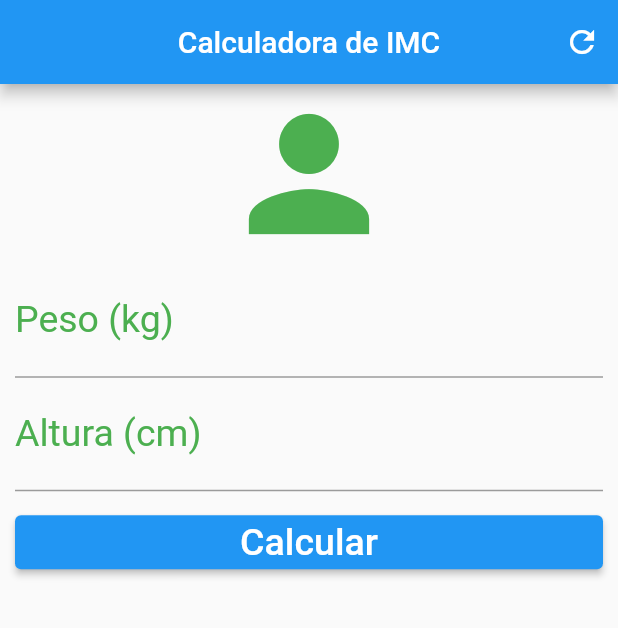
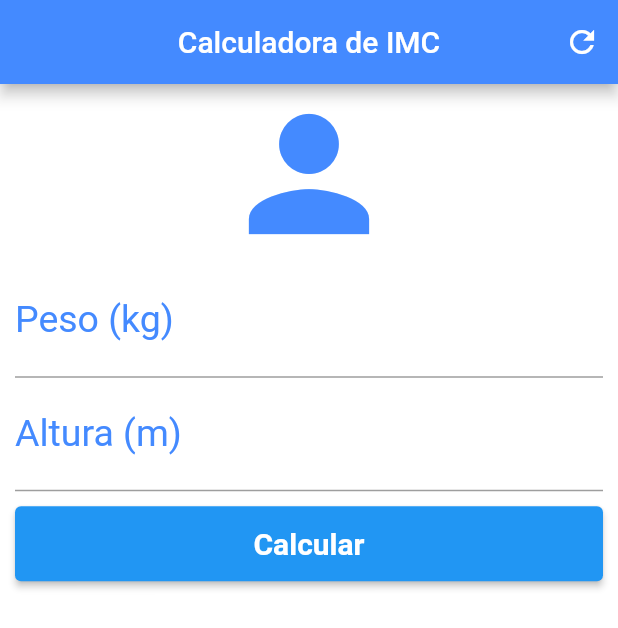
Before and after one commit to italosilva01/Calculate-IMC-, a Flutter app: the screen it shows after launch, after a tap on "Calcular", after a tap on the "refresh" icon, on a phone screen of 412 x 824 dp. Shown: the top 628 px of the screen. Run offline on Flutter 3.47's test engine with Material 2 defaults, Android fonts, the phone set to English and light mode, and no system bars.

Commit message:
corrigindo bug

```diff
--- a/lib/ui/home.dart
+++ b/lib/ui/home.dart
@@ -1,17 +1,5 @@
-// ignore_for_file: prefer_const_constructors
-
 import 'package:flutter/material.dart';
 import 'result.dart';
-
-void main() {
-  runApp(MaterialApp(
-    title: "Calculadora de IMC",
-    theme: ThemeData(
-      primarySwatch: Colors.green,
-    ),
-    home: Home(),
-  ));
-}
 
 class Home extends StatefulWidget {
   @override
@@ -19,53 +7,15 @@ class Home extends StatefulWidget {
 }
 
 class _HomeState extends State<Home> {
-  //definindo campos do form
   TextEditingController pesoController = TextEditingController();
   TextEditingController alturaController = TextEditingController();
-  GlobalKey<FormState> _formkey = GlobalKey<FormState>();
-  String _texto = "";
+
+  GlobalKey<FormState> _formKey = new GlobalKey<FormState>();
+
   void _resetCampos() {
-    _formkey.currentState!.reset();
-    pesoController.clear();
-    alturaController.clear();
-    setState(() {
-      _texto = "";
-    });
-  }
-
-  void _calcular() {
-    String _texto = "";
-    String _imagem = "";
-
-    double peso = double.parse(pesoController.text);
-    double altura = double.parse(alturaController.text);
-
-    double imc = peso / (altura * altura);
-    String imcPrecisionFour = imc.toStringAsPrecision(4);
-
-    debugPrint("$imc");
-    if (imc < 18.6) {
-      _texto = "Abaixo do peso (${imc.toStringAsPrecision(4)})";
-      _imagem = "imagens/thin.png";
-    } else if (imc >= 18.6 && imc < 24.9) {
-      _texto = "Peso ideal (${imc.toStringAsPrecision(4)})";
-      _imagem = "imagens/shape.png";
-    } else if (imc >= 24.9 && imc < 29.9) {
-      _texto = "Levemente acima do peso (${imc.toStringAsPrecision(4)})";
-      _imagem = "imagens/fat.png";
-    } else if (imc >= 29.9 && imc < 34.9) {
-      _texto = "Obesidade Grau I (${imc.toStringAsPrecision(4)})";
-      _imagem = "imagens/fat.png";
-    } else if (imc >= 34.9 && imc < 39.9) {
-      _texto = "Obesidade Grau II (${imc.toStringAsPrecision(4)})";
-      _imagem = "imagens/fat.png";
-    } else if (imc >= 40) {
-      _texto = "Obesidade Grau III (${imc.toStringAsPrecision(4)})";
-      _imagem = "imagens/fat.png";
-    }
-
-    Navigator.push(context,
-        MaterialPageRoute(builder: (context) => Result(_imagem, _texto)));
+    pesoController = TextEditingController();
+    alturaController = TextEditingController();
+    _formKey.currentState!.reset();
   }
 
   @override
@@ -74,29 +24,30 @@ class _HomeState extends State<Home> {
       appBar: AppBar(
         title: Text("Calculadora de IMC"),
         centerTitle: true,
+        backgroundColor: Colors.blueAccent,
         actions: <Widget>[
-          IconButton(onPressed: _resetCampos, icon: Icon(Icons.refresh))
-        ],
-      ),
+          IconButton(
+            icon: Icon(Icons.refresh),
+            onPressed: _resetCampos,
+          )
+        ], //<Widget>[]
+      ), // app bar
+      backgroundColor: Colors.white,
       body: SingleChildScrollView(
         padding: EdgeInsets.fromLTRB(10.0, 0.0, 10.0, 0.0),
         child: Form(
-            key: _formkey,
+          key: _formKey,
           child: Column(
             crossAxisAlignment: CrossAxisAlignment.stretch,
             children: <Widget>[
-                Icon(
-                  Icons.person,
-                  size: 120,
-                  color: Colors.green,
-                ),
+              Icon(Icons.person, size: 120, color: Colors.blueAccent),
               TextFormField(
                 keyboardType: TextInputType.number,
                 decoration: InputDecoration(
                     labelText: "Peso (kg)",
-                      labelStyle: TextStyle(color: Colors.green)),
+                    labelStyle: TextStyle(color: Colors.blueAccent)),
                 textAlign: TextAlign.center,
-                  style: TextStyle(color: Colors.green, fontSize: 25.0),
+                style: TextStyle(color: Colors.blueAccent, fontSize: 25.0),
                 controller: pesoController,
                 validator: (value) {
                   if (value!.isEmpty)
@@ -108,10 +59,10 @@ class _HomeState extends State<Home> {
               TextFormField(
                 keyboardType: TextInputType.number,
                 decoration: InputDecoration(
-                      labelText: "Altura (cm)",
-                      labelStyle: TextStyle(color: Colors.green)),
+                    labelText: "Altura (m)",
+                    labelStyle: TextStyle(color: Colors.blueAccent)),
                 textAlign: TextAlign.center,
-                  style: TextStyle(color: Colors.green, fontSize: 25.0),
+                style: TextStyle(color: Colors.blueAccent, fontSize: 25.0),
                 controller: alturaController,
                 validator: (value) {
                   if (value!.isEmpty)
@@ -122,28 +73,61 @@ class _HomeState extends State<Home> {
               ),
               Padding(
                   padding: EdgeInsets.only(top: 10.0, bottom: 10.0),
-                  child: ButtonTheme(
-                    height: 50,
-                    highlightColor: Colors.amber,
+                  child: Container(
+                      height: 50.0,
                       child: ElevatedButton(
                         onPressed: () {
-                        if (_formkey.currentState!.validate()) _calcular();
+                          if (_formKey.currentState!.validate()) {
+                            _calcular();
+                          }
                         },
-                      child: const Text(
+                        child: Text(
                           "Calcular",
-                        style: TextStyle(color: Colors.white, fontSize: 25.0),
+                          style: TextStyle(color: Colors.white, fontSize: 20.0),
+                        ),
+                        style: ElevatedButton.styleFrom(
+                            //  primary: Colors.blue,
+                            textStyle: TextStyle(
+                                fontSize: 30, fontWeight: FontWeight.bold)),
+                      ))),
+            ], //<widget>[]
           ),
         ),
       ),
-                ),
-                Text(
-                  _texto,
-                  textAlign: TextAlign.center,
-                  style: TextStyle(color: Colors.green, fontSize: 25),
-                )
-              ],
-            )),
-      ),
     );
   }
+
+  void _calcular() {
+    String _texto = "";
+    String _imagem = "";
+
+    double peso = double.parse(pesoController.text);
+    double altura = double.parse(alturaController.text);
+
+    double imc = peso / (altura * altura);
+    //debugPrint("Peso ${peso} e altura ${altura}");
+    //debugPrint("$imc");
+    if (imc < 18.6) {
+      _texto = "Abaixo do peso (${imc.toStringAsPrecision(4)})";
+      _imagem = "images/thin.png";
+    } else if (imc >= 18.6 && imc < 24.9) {
+      _texto = "Peso ideal (${imc.toStringAsPrecision(4)})";
+      _imagem = "images/shape.png";
+    } else if (imc >= 24.9 && imc < 29.9) {
+      _texto = "Levemente acima do peso (${imc.toStringAsPrecision(4)})";
+      _imagem = "images/fat.png";
+    } else if (imc >= 29.9 && imc < 34.9) {
+      _texto = "Obesidade Grau I (${imc.toStringAsPrecision(4)})";
+      _imagem = "images/fat.png";
+    } else if (imc >= 34.9 && imc < 39.9) {
+      _texto = "Obesidade Grau II (${imc.toStringAsPrecision(4)})";
+      _imagem = "images/fat.png";
+    } else if (imc >= 40) {
+      _texto = "Obesidade Grau III (${imc.toStringAsPrecision(4)})";
+      _imagem = "images/fat.png";
     }
+
+    Navigator.push(context,
+        MaterialPageRoute(builder: (context) => Result(_imagem, _texto)));
+  }
+}
```
Also changed, not shown: lib/ui/result.dart (+11 -10 lines). Lines whose indentation alone changed are shown as unchanged.
